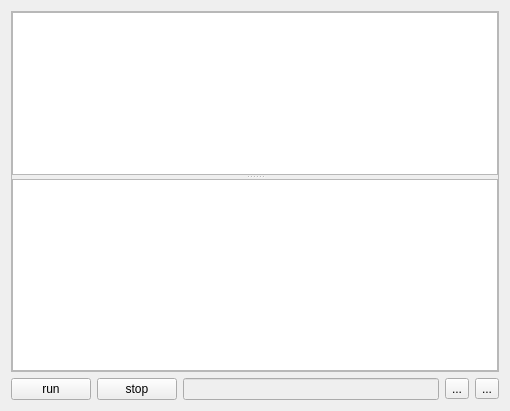
Above: qosmic/ui/scripteditwidget.ui from bitsed/qosmic before the change. Below: the same form after it.
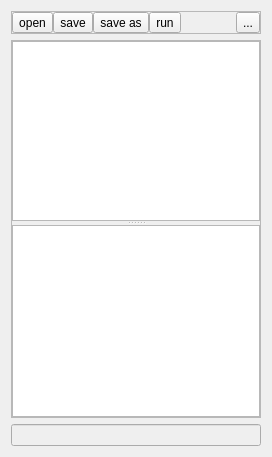
That is the form after the change. Icons and pictures are not drawn. Custom widgets are drawn as their Qt base class.

Patch:
```diff
--- a/qosmic/ui/scripteditwidget.ui
+++ b/qosmic/ui/scripteditwidget.ui
@@ -6,8 +6,8 @@
    <rect>
     <x>0</x>
     <y>0</y>
-    <width>510</width>
-    <height>411</height>
+    <width>272</width>
+    <height>457</height>
    </rect>
   </property>
   <property name="minimumSize">
@@ -20,39 +20,7 @@
    <string>Form</string>
   </property>
   <layout class="QGridLayout" name="gridLayout">
-   <item row="1" column="0">
-    <widget class="QPushButton" name="m_runButton">
-     <property name="sizePolicy">
-      <sizepolicy hsizetype="Maximum" vsizetype="Fixed">
-       <horstretch>0</horstretch>
-       <verstretch>0</verstretch>
-      </sizepolicy>
-     </property>
-     <property name="text">
-      <string>run</string>
-     </property>
-     <property name="shortcut">
-      <string>Ctrl+Return</string>
-     </property>
-    </widget>
-   </item>
-   <item row="1" column="1">
-    <widget class="QPushButton" name="m_stopButton">
-     <property name="sizePolicy">
-      <sizepolicy hsizetype="Maximum" vsizetype="Fixed">
-       <horstretch>0</horstretch>
-       <verstretch>0</verstretch>
-      </sizepolicy>
-     </property>
-     <property name="text">
-      <string>stop</string>
-     </property>
-     <property name="shortcut">
-      <string>Ctrl+Shift+Return</string>
-     </property>
-    </widget>
-   </item>
-   <item row="1" column="2">
+   <item row="2" column="0" colspan="6">
     <widget class="QLineEdit" name="m_filenameEdit">
      <property name="enabled">
       <bool>false</bool>
@@ -65,47 +33,7 @@
      </property>
     </widget>
    </item>
-   <item row="1" column="3">
-    <widget class="QToolButton" name="m_openButton">
-     <property name="toolTip">
-      <string>open</string>
-     </property>
-     <property name="text">
-      <string>...</string>
-     </property>
-     <property name="icon">
-      <iconset resource="../qosmic.qrc">
-       <normaloff>:/icons/silk/folder.xpm</normaloff>:/icons/silk/folder.xpm</iconset>
-     </property>
-     <property name="iconSize">
-      <size>
-       <width>18</width>
-       <height>18</height>
-      </size>
-     </property>
-    </widget>
-   </item>
-   <item row="1" column="4">
-    <widget class="QToolButton" name="m_saveButton">
-     <property name="toolTip">
-      <string>save</string>
-     </property>
-     <property name="text">
-      <string>...</string>
-     </property>
-     <property name="icon">
-      <iconset resource="../qosmic.qrc">
-       <normaloff>:/icons/silk/disk.xpm</normaloff>:/icons/silk/disk.xpm</iconset>
-     </property>
-     <property name="iconSize">
-      <size>
-       <width>18</width>
-       <height>18</height>
-      </size>
-     </property>
-    </widget>
-   </item>
-   <item row="0" column="0" colspan="5">
+   <item row="1" column="0" colspan="6">
     <widget class="QSplitter" name="m_splitter">
      <property name="minimumSize">
       <size>
@@ -155,6 +83,134 @@
      </widget>
     </widget>
    </item>
+   <item row="0" column="0" colspan="6">
+    <widget class="QFrame" name="frame">
+     <property name="sizePolicy">
+      <sizepolicy hsizetype="Preferred" vsizetype="Maximum">
+       <horstretch>0</horstretch>
+       <verstretch>0</verstretch>
+      </sizepolicy>
+     </property>
+     <property name="frameShape">
+      <enum>QFrame::StyledPanel</enum>
+     </property>
+     <property name="frameShadow">
+      <enum>QFrame::Raised</enum>
+     </property>
+     <layout class="QHBoxLayout" name="horizontalLayout">
+      <property name="spacing">
+       <number>0</number>
+      </property>
+      <property name="margin">
+       <number>0</number>
+      </property>
+      <item>
+       <widget class="QToolButton" name="m_openButton">
+        <property name="toolTip">
+         <string>Open</string>
+        </property>
+        <property name="text">
+         <string>open</string>
+        </property>
+        <property name="icon">
+         <iconset resource="../qosmic.qrc">
+          <normaloff>:/icons/silk/folder.xpm</normaloff>:/icons/silk/folder.xpm</iconset>
+        </property>
+        <property name="iconSize">
+         <size>
+          <width>18</width>
+          <height>18</height>
+         </size>
+        </property>
+       </widget>
+      </item>
+      <item>
+       <widget class="QToolButton" name="m_saveButton">
+        <property name="toolTip">
+         <string>Save</string>
+        </property>
+        <property name="text">
+         <string>save</string>
+        </property>
+        <property name="icon">
+         <iconset resource="../qosmic.qrc">
+          <normaloff>:/icons/silk/disk.xpm</normaloff>:/icons/silk/disk.xpm</iconset>
+        </property>
+        <property name="iconSize">
+         <size>
+          <width>18</width>
+          <height>18</height>
+         </size>
+        </property>
+       </widget>
+      </item>
+      <item>
+       <widget class="QToolButton" name="m_saveAsButton">
+        <property name="toolTip">
+         <string>Save As</string>
+        </property>
+        <property name="text">
+         <string>save as</string>
+        </property>
+        <property name="icon">
+         <iconset resource="../qosmic.qrc">
+          <normaloff>:/icons/silk/page_save.xpm</normaloff>:/icons/silk/page_save.xpm</iconset>
+        </property>
+       </widget>
+      </item>
+      <item>
+       <widget class="QToolButton" name="m_runButton">
+        <property name="sizePolicy">
+         <sizepolicy hsizetype="Maximum" vsizetype="Fixed">
+          <horstretch>0</horstretch>
+          <verstretch>0</verstretch>
+         </sizepolicy>
+        </property>
+        <property name="toolTip">
+         <string>Run</string>
+        </property>
+        <property name="text">
+         <string>run</string>
+        </property>
+        <property name="icon">
+         <iconset resource="../qosmic.qrc">
+          <normaloff>:/icons/silk/bullet_go.xpm</normaloff>:/icons/silk/bullet_go.xpm</iconset>
+        </property>
+        <property name="shortcut">
+         <string>Ctrl+Return</string>
+        </property>
+       </widget>
+      </item>
+      <item>
+       <spacer name="horizontalSpacer">
+        <property name="orientation">
+         <enum>Qt::Horizontal</enum>
+        </property>
+        <property name="sizeHint" stdset="0">
+         <size>
+          <width>40</width>
+          <height>20</height>
+         </size>
+        </property>
+       </spacer>
+      </item>
+      <item>
+       <widget class="QToolButton" name="m_configButton">
+        <property name="toolTip">
+         <string>config</string>
+        </property>
+        <property name="text">
+         <string>...</string>
+        </property>
+        <property name="icon">
+         <iconset resource="../qosmic.qrc">
+          <normaloff>:/icons/silk/bullet_wrench.xpm</normaloff>:/icons/silk/bullet_wrench.xpm</iconset>
+        </property>
+       </widget>
+      </item>
+     </layout>
+    </widget>
+   </item>
   </layout>
  </widget>
  <customwidgets>
```
